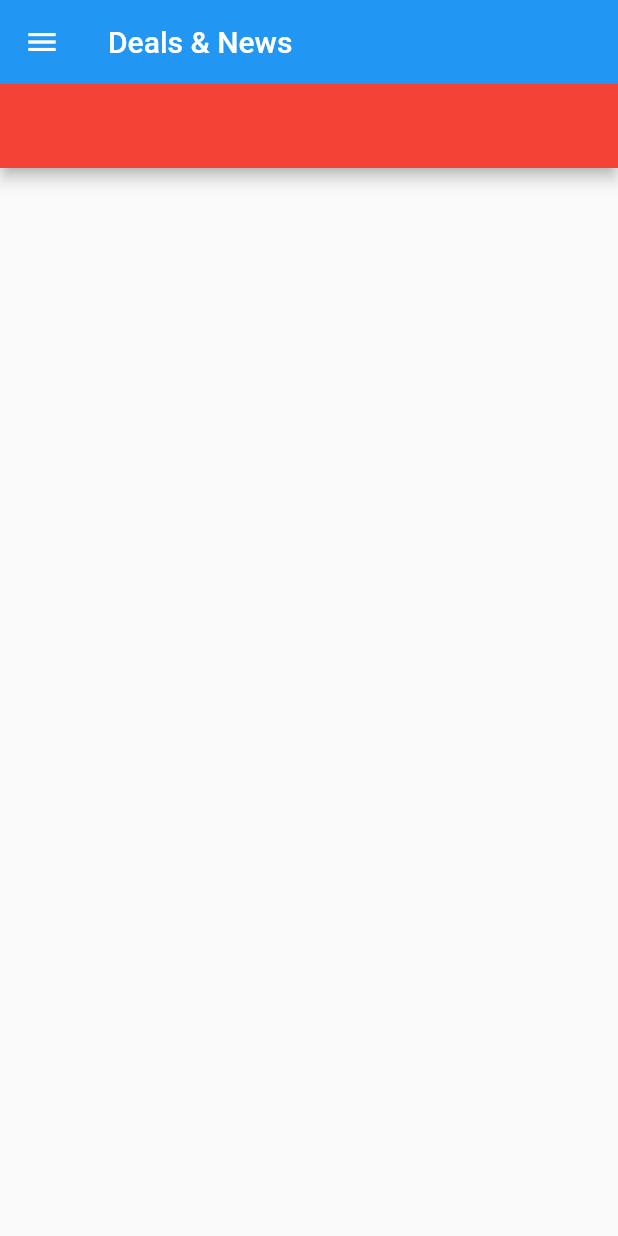
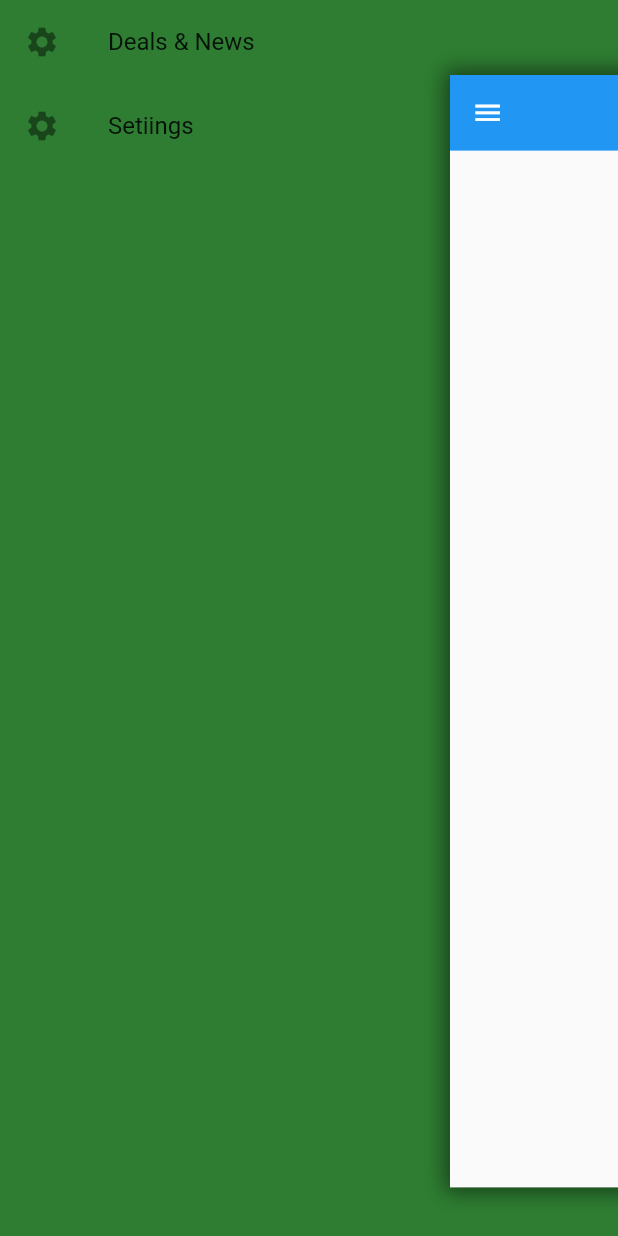
Before and after one commit to AMstyles/virtual_ranger, a Flutter app: the screen it shows after launch, after a tap on the "menu" icon, on a phone screen of 412 x 824 dp. Run offline on Flutter 3.47's test engine with Material 2 defaults, Android fonts, the phone set to English and light mode, and no system bars; drawn by our look-alikes of hidden_drawer_menu.

Commit message:
Drawer fixed, I had to make my own custom dreawer to meet our needs

```diff
--- /dev/null
+++ b/lib/DrawerApp.dart
@@ -0,0 +1,26 @@
+import 'package:flutter/material.dart';
+import 'package:virtual_ranger/pages/Custom/AnimeVals.dart';
+import 'package:virtual_ranger/pages/Custom/DrawerContainer.dart';
+import 'package:virtual_ranger/pages/Custom/customDrawer.dart';
+import 'package:virtual_ranger/pages/news_and_deals_page.dart';
+
+class DrawerApp extends StatefulWidget {
+  const DrawerApp({Key? key}) : super(key: key);
+
+  @override
+  State<DrawerApp> createState() => _DrawerAppState();
+}
+
+class _DrawerAppState extends State<DrawerApp> {
+  @override
+  Widget build(BuildContext context) {
+    return Scaffold(
+      backgroundColor: Colors.green.shade800,
+      body: Stack(children: [
+        //!drawer
+        HiddenDrawer(),
+        DrawerContainer(),
+      ]),
+    );
+  }
+}
--- a/lib/main.dart
+++ b/lib/main.dart
@@ -1,6 +1,7 @@
 import 'package:flutter/material.dart';
-import 'package:virtual_ranger/pages/hidden_drawer.dart';
-import 'package:virtual_ranger/pages/news_and_deals_page.dart';
+import 'package:provider/provider.dart';
+import 'package:virtual_ranger/pages/Custom/AnimeVals.dart';
+import 'DrawerApp.dart';
 
 void main() {
   runApp(MyApp());
@@ -16,9 +17,16 @@ class MyApp extends StatefulWidget {
 class _MyAppState extends State<MyApp> {
   @override
   Widget build(BuildContext context) {
-    return MaterialApp(
-      debugShowCheckedModeBanner: false,
-      home: HiddenDrawer(),
+    return MultiProvider(
+      providers: [
+        ChangeNotifierProvider(
+          create: (context) => Anime(),
+        ),
+      ],
+      child: const MaterialApp(
+        debugShowCheckedModeBanner: false,
+        home: DrawerApp(),
+      ),
     );
   }
 }
--- /dev/null
+++ b/lib/pages/Custom/AnimeVals.dart
@@ -0,0 +1,29 @@
+import 'package:flutter/foundation.dart';
+
+class Anime extends ChangeNotifier {
+  double xOffset = 0;
+  double yOffset = 0;
+  double scaleFactor = 1;
+  bool isOpen = false;
+
+  //!methods
+  void closeDrawer() {
+    xOffset = 0;
+    yOffset = 0;
+    scaleFactor = 1;
+    isOpen = !isOpen;
+    notifyListeners();
+  }
+
+  void openDrawer() {
+    xOffset = 300;
+    yOffset = 50;
+    scaleFactor = 0.9;
+    isOpen = !isOpen;
+    notifyListeners();
+  }
+
+  void handleDrawer() {
+    isOpen ? closeDrawer() : openDrawer();
+  }
+}
--- /dev/null
+++ b/lib/pages/Custom/DrawerContainer.dart
@@ -0,0 +1,30 @@
+import 'package:flutter/material.dart';
+import 'package:virtual_ranger/pages/Custom/AnimeVals.dart';
+import 'package:virtual_ranger/pages/news_and_deals_page.dart';
+import 'package:provider/provider.dart';
+
+class DrawerContainer extends StatefulWidget {
+  const DrawerContainer({Key? key}) : super(key: key);
+
+  @override
+  State<DrawerContainer> createState() => _DrawerContainerState();
+}
+
+class _DrawerContainerState extends State<DrawerContainer> {
+  @override
+  Widget build(BuildContext context) {
+    return Container(
+      decoration: BoxDecoration(boxShadow: [
+        BoxShadow(
+          color: Colors.black.withOpacity(0.5),
+          spreadRadius: 4,
+          blurRadius: 12,
+        )
+      ]),
+      transform: Matrix4.translationValues(Provider.of<Anime>(context).xOffset,
+          Provider.of<Anime>(context).yOffset, 0)
+        ..scale(Provider.of<Anime>(context).scaleFactor),
+      child: NewsAndDealsPage(),
+    );
+  }
+}
--- /dev/null
+++ b/lib/pages/Custom/DrawerItem.dart
@@ -0,0 +1,8 @@
+import 'package:flutter/material.dart';
+
+class DrawerItem {
+  final String title;
+  final IconData icon;
+
+  DrawerItem({required this.title, required this.icon});
+}
--- /dev/null
+++ b/lib/pages/Custom/customDrawer.dart
@@ -0,0 +1,32 @@
+import 'package:flutter/material.dart';
+import 'package:virtual_ranger/pages/Custom/drawerItems.dart';
+
+import '../news_and_deals_page.dart';
+
+class HiddenDrawer extends StatefulWidget {
+  HiddenDrawer({Key? key}) : super(key: key);
+
+  @override
+  State<HiddenDrawer> createState() => _HiddenDrawerState();
+}
+
+class _HiddenDrawerState extends State<HiddenDrawer> {
+  @override
+  Widget build(BuildContext context) {
+    return SafeArea(
+      child: SingleChildScrollView(
+        child: Column(
+          children: DrawerItems.all
+              .map(
+                (item) => ListTile(
+                  onTap: () {},
+                  leading: Icon(item.icon),
+                  title: Text(item.title),
+                ),
+              )
+              .toList(),
+        ),
+      ),
+    );
+  }
+}
--- /dev/null
+++ b/lib/pages/Custom/drawerItems.dart
@@ -0,0 +1,14 @@
+import 'package:flutter/material.dart';
+
+import 'DrawerItem.dart';
+
+class DrawerItems {
+  static final dealsAndNews =
+      DrawerItem(title: 'Deals & News', icon: Icons.settings);
+  static final settings = DrawerItem(title: 'Setiings', icon: Icons.settings);
+
+  static final List<DrawerItem> all = [
+    dealsAndNews,
+    settings,
+  ];
+}
--- a/lib/pages/hidden_drawer.dart
+++ /dev/null
@@ -1,110 +0,0 @@
-import 'package:flutter/material.dart';
-import 'package:hidden_drawer_menu/hidden_drawer_menu.dart';
-import 'package:virtual_ranger/models/preset_styles.dart';
-import 'package:virtual_ranger/pages/news_and_deals_page.dart';
-import 'package:virtual_ranger/pages/settings_page.dart';
-
-class HiddenDrawer extends StatefulWidget {
-  HiddenDrawer({Key? key}) : super(key: key);
-
-  @override
-  State<HiddenDrawer> createState() => _HiddenDrawerState();
-}
-
-class _HiddenDrawerState extends State<HiddenDrawer> {
-  List<ScreenHiddenDrawer> _pages = [];
-
-  @override
-  void initState() {
-    // TODO: implement initState
-    super.initState();
-    initDrawer();
-  }
-
-  @override
-  Widget build(BuildContext context) {
-    return HiddenDrawerMenu(
-        elevationAppBar: 0,
-        contentCornerRadius: 0,
-        initPositionSelected: 1,
-        screens: _pages,
-        backgroundColorMenu: Colors.green.shade900);
-  }
-
-  void initDrawer() {
-    _pages = [
-      ScreenHiddenDrawer(
-        ItemHiddenMenu(
-            colorLineSelected: Colors.white,
-            baseStyle: drawerTextStyle,
-            name: 'PROFILE',
-            selectedStyle: TextStyle()),
-        SettingsPage(),
-      ),
-      ScreenHiddenDrawer(
-        ItemHiddenMenu(
-            colorLineSelected: Colors.white,
-            baseStyle: drawerTextStyle,
-            name: 'Deals & News',
-            selectedStyle: TextStyle()),
-        NewsAndDealsPage(),
-      ),
-      ScreenHiddenDrawer(
-        ItemHiddenMenu(
-            colorLineSelected: Colors.white,
-            baseStyle: drawerTextStyle,
-            name: 'GUIDE',
-            selectedStyle: TextStyle()),
-        SettingsPage(),
-      ),
-      ScreenHiddenDrawer(
-        ItemHiddenMenu(
-            colorLineSelected: Colors.white,
-            baseStyle: drawerTextStyle,
-            name: 'KESTREL CLUB',
-            selectedStyle: TextStyle()),
-        SettingsPage(),
-      ),
-      ScreenHiddenDrawer(
-        ItemHiddenMenu(
-            colorLineSelected: Colors.white,
-            baseStyle: drawerTextStyle,
-            name: 'SIGHTING LIST',
-            selectedStyle: TextStyle()),
-        SettingsPage(),
-      ),
-      ScreenHiddenDrawer(
-        ItemHiddenMenu(
-            colorLineSelected: Colors.white,
-            baseStyle: drawerTextStyle,
-            name: 'FAQ',
-            selectedStyle: TextStyle()),
-        SettingsPage(),
-      ),
-      ScreenHiddenDrawer(
-        ItemHiddenMenu(
-            colorLineSelected: Colors.white,
-            baseStyle: drawerTextStyle,
-            name: 'RULES',
-            selectedStyle: TextStyle()),
-        SettingsPage(),
-      ),
-      ScreenHiddenDrawer(
-        ItemHiddenMenu(
-            colorLineSelected: Colors.white,
-            baseStyle: drawerTextStyle,
-            name: 'BUSINESS LISTINGS',
-            selectedStyle: TextStyle()),
-        SettingsPage(),
-      ),
-      ScreenHiddenDrawer(
-        ItemHiddenMenu(
-            colorLineSelected: Colors.white,
-            baseStyle: drawerTextStyle,
-            name: 'Settings',
-            selectedStyle: TextStyle()),
-        SettingsPage(),
-      ),
-    ];
-  }
-}
--- a/lib/pages/news_and_deals_page.dart
+++ b/lib/pages/news_and_deals_page.dart
@@ -1,7 +1,9 @@
 import 'package:flutter/material.dart';
+import 'package:provider/provider.dart';
+import 'Custom/AnimeVals.dart';
 
 class NewsAndDealsPage extends StatefulWidget {
-  NewsAndDealsPage({Key? key}) : super(key: key);
+  NewsAndDealsPage({Key? key, k}) : super(key: key);
 
   @override
   State<NewsAndDealsPage> createState() => _NewsAndDealsPageState();
@@ -11,7 +13,16 @@ class _NewsAndDealsPageState extends State<NewsAndDealsPage> {
   @override
   Widget build(BuildContext context) {
     return Scaffold(
-      appBar: AppBar(backgroundColor: Colors.red),
+      appBar: AppBar(
+        leading: IconButton(
+          icon: const Icon(Icons.menu),
+          onPressed: Provider.of<Anime>(context, listen: false).handleDrawer,
+        ),
+        elevation: 0,
+        title: const Text("NEWS & DEALS"),
+        centerTitle: true,
+      ),
+      body: const Center(child: FlutterLogo()),
     );
   }
 }
--- a/lib/pages/settings_page.dart
+++ b/lib/pages/settings_page.dart
@@ -10,6 +10,11 @@ class SettingsPage extends StatefulWidget {
 class _SettingsPageState extends State<SettingsPage> {
   @override
   Widget build(BuildContext context) {
-    return Scaffold();
+    return Scaffold(
+      appBar: AppBar(
+        centerTitle: true,
+        title: const Text('Settings'),
+      ),
+    );
   }
 }
--- a/pubspec.yaml
+++ b/pubspec.yaml
@@ -32,9 +32,11 @@ dependencies:
   hidden_drawer_menu: ^3.0.1
 
 
+
   # The following adds the Cupertino Icons font to your application.
   # Use with the CupertinoIcons class for iOS style icons.
   cupertino_icons: ^1.0.2
+  provider: ^6.0.3
 
 dev_dependencies:
   flutter_test:
```
Also changed, not shown: pubspec.lock.
